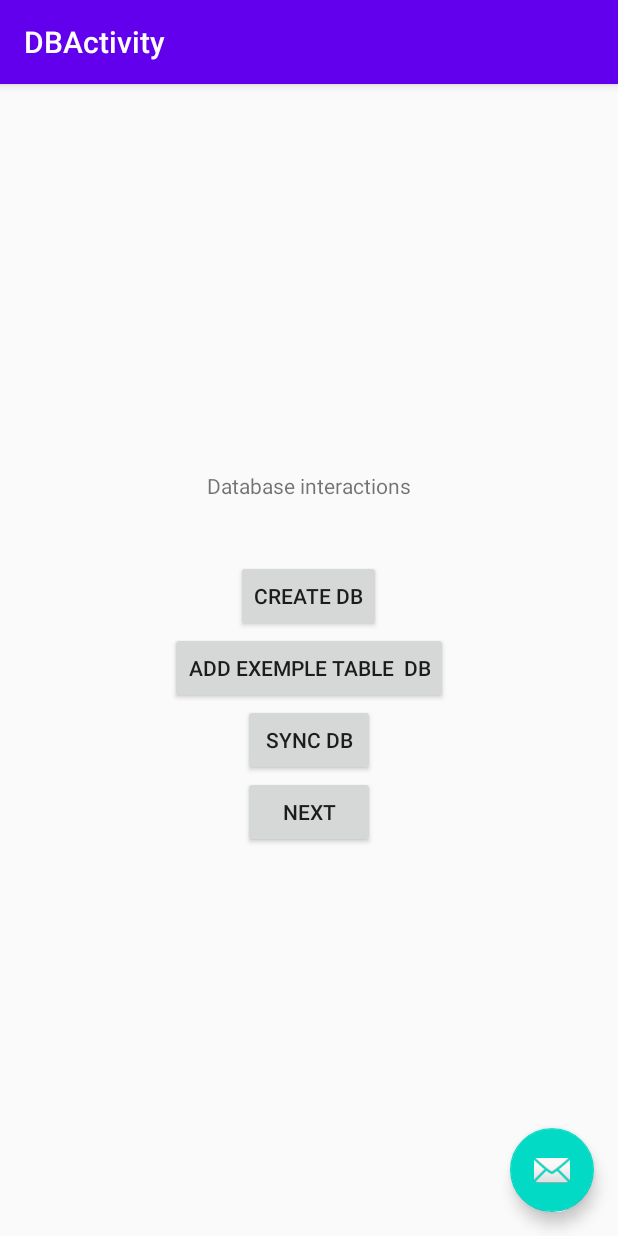
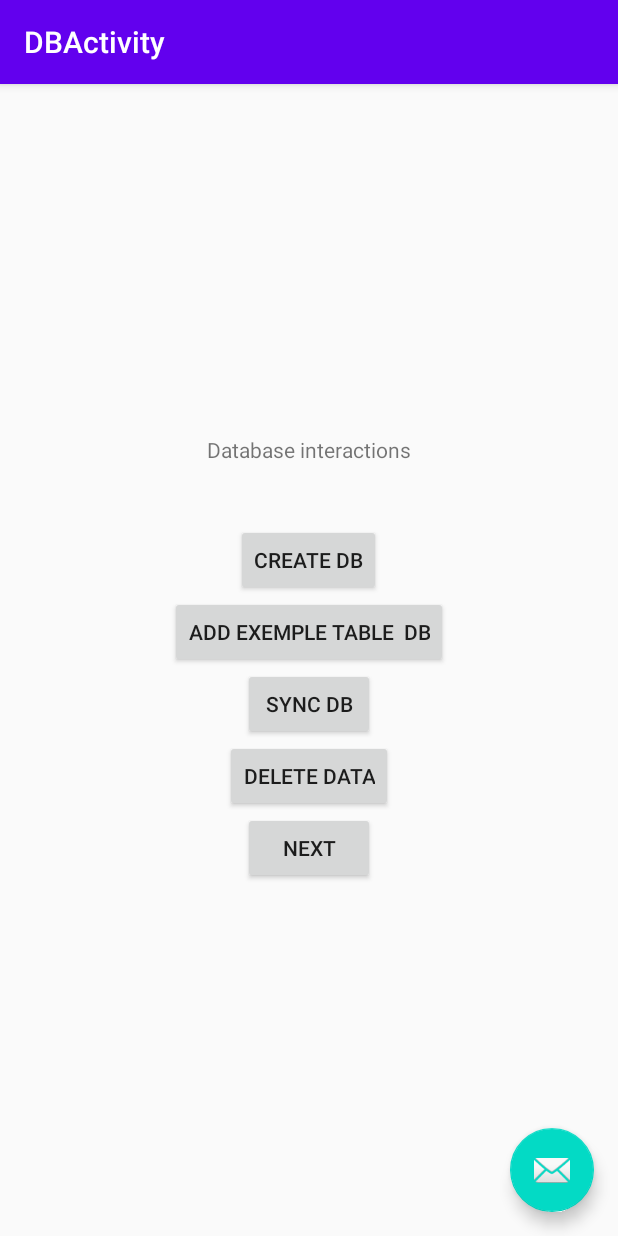
Before and after one commit to hbollon/android-sqlite-toolbox, an Android app: the screen it shows after launch (DBActivity), after a tap on "CREATE DB", on a phone screen of 412 x 824 dp. Run offline under Robolectric (Android 15) with nearby library versions, the phone set to English and light mode, and no system bars.

Commit message:
Add debug logs and randoms fix + App restore exemple
Known issue : import don't work if DBHandler instance tables is empty
Coming solution : fetch db tables from db in constructor and update tables arraylist

```diff
--- a/android-sqlite-toolbox/src/main/java/com/bcstudio/androidsqlitetoolbox/Import/DBImporterJson.java
+++ b/android-sqlite-toolbox/src/main/java/com/bcstudio/androidsqlitetoolbox/Import/DBImporterJson.java
@@ -1,4 +1,8 @@
 package com.bcstudio.androidsqlitetoolbox.Import;
+
+import android.util.Log;
+
+import com.bcstudio.androidsqlitetoolbox.Constants;
 
 import org.json.JSONException;
 import org.json.JSONObject;
@@ -19,6 +23,7 @@ public class DBImporterJson extends DBImporter{
         while ((line = bf.readLine()) != null) {
             sb.append(line);
         }
+        Log.d(Constants.PACKAGE_NAME, "Json file content : " + sb.toString());
         return sb.toString();
     }
 
@@ -26,6 +31,7 @@ public class DBImporterJson extends DBImporter{
     protected void parseData(String data) {
         try {
             jsonDb = (JSONObject) (new JSONObject(data)).get(importConfig.getDatabaseName());
+            Log.d(Constants.PACKAGE_NAME, "JSONObject content : " + jsonDb.toString());
         } catch (JSONException e) {
             e.printStackTrace();
             jsonDb = new JSONObject();
--- a/android-sqlite-toolbox/src/main/java/com/bcstudio/androidsqlitetoolbox/Import/ImportConfig.java
+++ b/android-sqlite-toolbox/src/main/java/com/bcstudio/androidsqlitetoolbox/Import/ImportConfig.java
@@ -1,6 +1,4 @@
 package com.bcstudio.androidsqlitetoolbox.Import;
-
-import android.database.sqlite.SQLiteDatabase;
 
 import com.bcstudio.androidsqlitetoolbox.Database.DBHandler;
 
--- a/app/src/main/java/com/bcstudio/androidsqlitetoolboxexemple/FirstFragment.java
+++ b/app/src/main/java/com/bcstudio/androidsqlitetoolboxexemple/FirstFragment.java
@@ -38,6 +38,11 @@ public class FirstFragment extends Fragment {
     public void onViewCreated(@NonNull View view, Bundle savedInstanceState) {
         super.onViewCreated(view, savedInstanceState);
 
+        db = new DBHandler(getContext(), DEV_TEST_DB, null, 1);
+        db.addTable("Exemple1", new Column("Col1", "text"), new Column("Col2", "text"), new Column("Col3", "text"));
+        db.addTable("Exemple2", new Column("Col1", "text"), new Column("Col2", "text"), new Column("Col3", "text"));
+        db.addTable("Exemple3", new Column("Col1", "text"), new Column("Col2", "text"), new Column("Col3", "text"));
+
         view.findViewById(R.id.button_first).setOnClickListener(new View.OnClickListener() {
             @Override
             public void onClick(View view) {
@@ -48,11 +53,6 @@ public class FirstFragment extends Fragment {
         view.findViewById(R.id.buttonCreateDb).setOnClickListener(new View.OnClickListener() {
             @Override
             public void onClick(View v) {
-                db = new DBHandler(getContext(), DEV_TEST_DB, null, 1);
-                db.addTable("Exemple1", new Column("Col1", "text"), new Column("Col2", "text"), new Column("Col3", "text"));
-                db.addTable("Exemple2", new Column("Col1", "text"), new Column("Col2", "text"), new Column("Col3", "text"));
-                db.addTable("Exemple3", new Column("Col1", "text"), new Column("Col2", "text"), new Column("Col3", "text"));
-
                 if(db.isTableEmpty("Exemple1") || db.isTableEmpty("Exemple2") || db.isTableEmpty("Exemple3")) {
                     db.deleteAllDataFrom("Exemple1");
                     db.deleteAllDataFrom("Exemple2");
@@ -89,12 +89,12 @@ public class FirstFragment extends Fragment {
                             new Data("Col3", "Col3Data2"));
                 }
 
-                db.deleteAllDataFrom("Exemple1");
+                /*db.deleteAllDataFrom("Exemple1");
                 db.deleteRow("Exemple2", 6);
                 db.deleteRowWhere("Exemple2", new Data("Col1", "Col1Data1"));
-                db.updateData("Exemple3", 6, new Data("Col2", "testUpdate"), new Data("Col3", "testUpdate2"));
+                db.updateData("Exemple3", 6, new Data("Col2", "testUpdate"), new Data("Col3", "testUpdate2"));*/
 
-                Cursor cr = db.getMultipleDataFromTable("Exemple1", "Col1", "Col3");
+                /*Cursor cr = db.getMultipleDataFromTable("Exemple1", "Col1", "Col3");
                 Log.d(Constants.PACKAGE_NAME, "-> db.getMultipleDataFromTable(\"Exemple1\", \"Col1\", \"Col3\"");
                 while(cr.moveToNext()){
                     for (int i=0; i<cr.getColumnCount(); i++)
@@ -106,7 +106,7 @@ public class FirstFragment extends Fragment {
                 while(cr.moveToNext()){
                     for (int i=0; i<cr.getColumnCount(); i++)
                         Log.d(Constants.PACKAGE_NAME, cr.getString(i));
-                }
+                }*/
             }
         });
         view.findViewById(R.id.buttonAddTableDb).setOnClickListener(new View.OnClickListener() {
@@ -135,5 +135,15 @@ public class FirstFragment extends Fragment {
                 }
             }
         });
+        view.findViewById(R.id.buttonDeleteData).setOnClickListener(new View.OnClickListener() {
+            @Override
+            public void onClick(View v) {
+                if(db == null)
+                    db = new DBHandler(getContext(), DEV_TEST_DB, null, 1);
+                db.deleteAllDataFrom("Exemple1");
+                db.deleteAllDataFrom("Exemple2");
+                db.deleteAllDataFrom("Exemple3");
+            }
+        });
     }
 }
--- a/app/src/main/res/layout/fragment_first.xml
+++ b/app/src/main/res/layout/fragment_first.xml
@@ -45,6 +45,12 @@
             android:text="Sync db" />
 
         <Button
+            android:id="@+id/buttonDeleteData"
+            android:layout_width="wrap_content"
+            android:layout_height="wrap_content"
+            android:text="Delete data" />
+
+        <Button
             android:id="@+id/button_first"
             android:layout_width="wrap_content"
             android:layout_height="wrap_content"
--- a/app/src/main/res/layout/fragment_second.xml
+++ b/app/src/main/res/layout/fragment_second.xml
@@ -32,5 +32,11 @@
             android:layout_height="wrap_content"
             android:text="Export db" />
 
+        <Button
+            android:id="@+id/buttonImportDb"
+            android:layout_width="wrap_content"
+            android:layout_height="wrap_content"
+            android:text="Import db" />
+
     </LinearLayout>
 </androidx.constraintlayout.widget.ConstraintLayout>
```
Also changed, not shown: android-sqlite-toolbox/src/main/java/com/bcstudio/androidsqlitetoolbox/Database/DBHandler.java (+39 -0 lines), android-sqlite-toolbox/src/main/java/com/bcstudio/androidsqlitetoolbox/Import/DBImporter.java (+7 -2 lines), app/src/main/java/com/bcstudio/androidsqlitetoolboxexemple/SecondFragment.java (+16 -0 lines).
